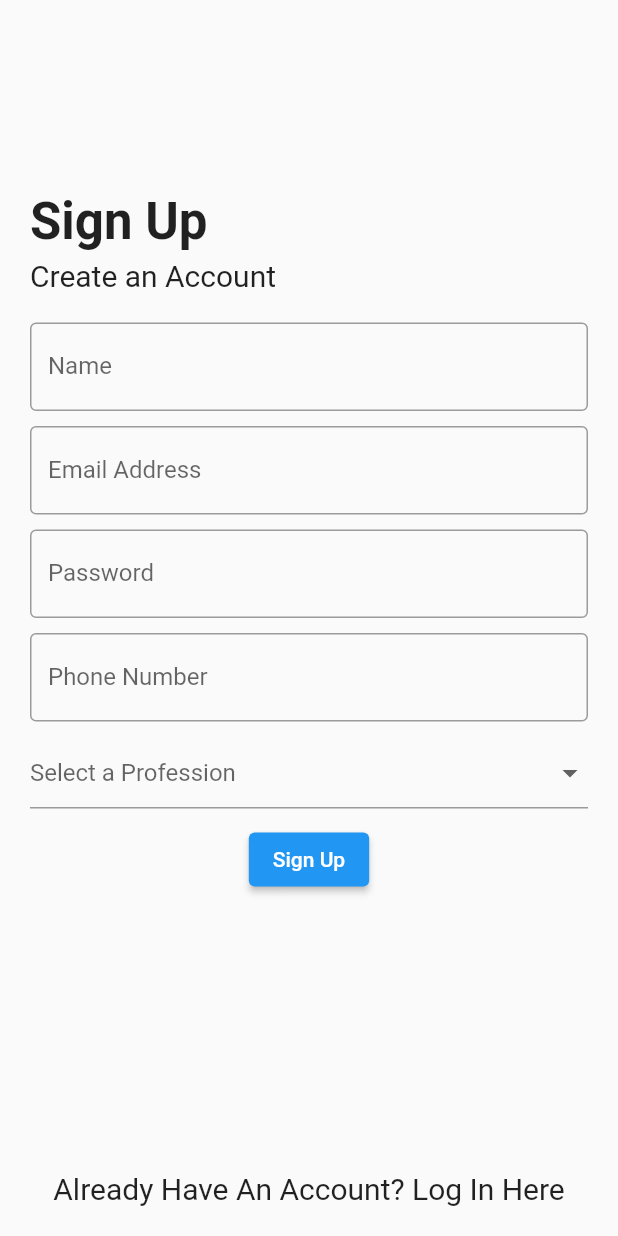
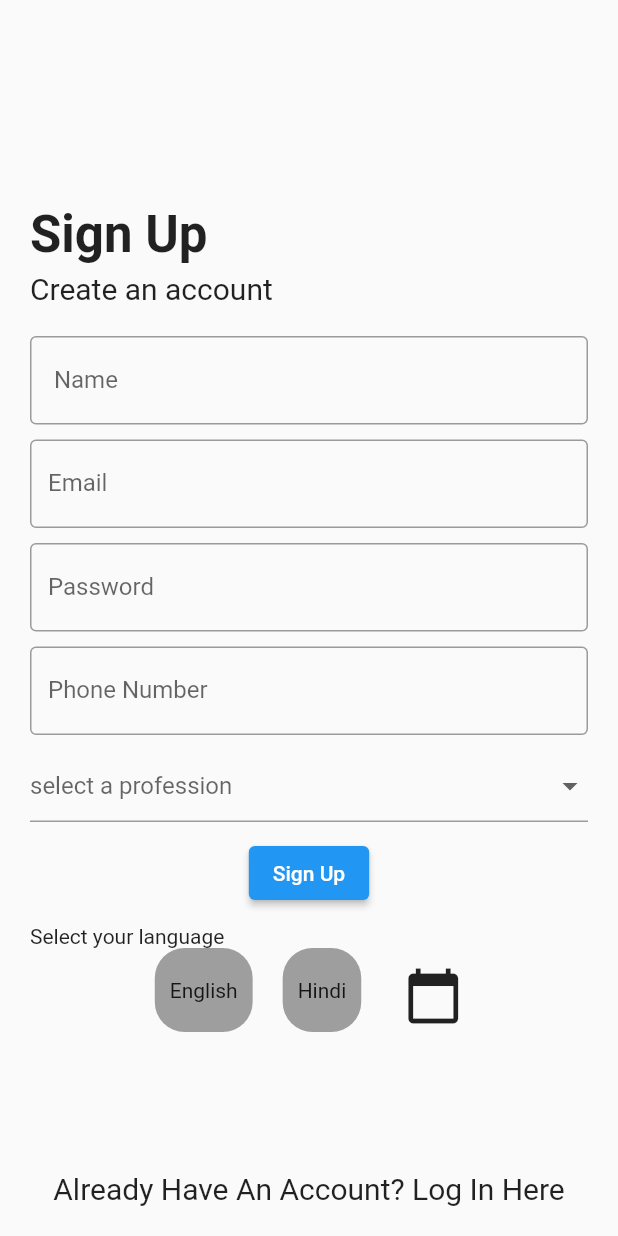
Before and after one commit to ayyyushhhhh/movies_app, a Flutter app: the screen it shows after launch, after a tap on "Sign In", after a tap on "Don't have an account? Sign Up Here", on a phone screen of 412 x 824 dp. Run offline on Flutter 3.47's test engine with Material 2 defaults, Android fonts, the phone set to English and light mode, and no system bars; our stand-ins replace easy_localization, sqflite; accounts and stored records are empty; network calls fail.

Commit message:
hindi language added

```diff
--- a/lib/main.dart
+++ b/lib/main.dart
@@ -1,9 +1,21 @@
+import 'package:easy_localization/easy_localization.dart';
 import 'package:flutter/material.dart';
 import 'package:movie_app/screens/SignIn_page.dart';
-import 'package:movie_app/screens/movies_page.dart';
+import 'package:movie_app/translations/codegen_loader.g.dart';
 
-void main() {
-  runApp(MyApp());
+Future<void> main() async {
+  WidgetsFlutterBinding.ensureInitialized();
+  await EasyLocalization.ensureInitialized();
+
+  runApp(
+    EasyLocalization(
+        supportedLocales: [Locale('en'), Locale('hi')],
+        path:
+            'assets/translations', // <-- change the path of the translation files
+        fallbackLocale: Locale('en'),
+        assetLoader: CodegenLoader(),
+        child: MyApp()),
+  );
 }
 
 class MyApp extends StatelessWidget {
@@ -11,11 +23,17 @@ class MyApp extends StatelessWidget {
   @override
   Widget build(BuildContext context) {
     return MaterialApp(
+      localizationsDelegates: context.localizationDelegates,
+      supportedLocales: context.supportedLocales,
+      locale: context.locale,
       title: 'Flutter Demo',
       debugShowCheckedModeBanner: false,
       theme: ThemeData(
         primarySwatch: Colors.blue,
       ),
+      routes: {
+        "SignInPage": (context) => SignInPage(),
+      },
       home: SignInPage(),
     );
   }
--- a/lib/screens/signUp_page.dart
+++ b/lib/screens/signUp_page.dart
@@ -2,6 +2,8 @@ import 'package:flutter/material.dart';
 import 'package:movie_app/database/database_helper.dart';
 import 'package:movie_app/model/user_data_model.dart';
 import 'package:movie_app/screens/SignIn_page.dart';
+import 'package:movie_app/translations/locale_keys_g.dart';
+import 'package:easy_localization/easy_localization.dart';
 
 class SignUpPage extends StatefulWidget {
   @override
@@ -20,7 +22,8 @@ class _SignUpPageState extends State<SignUpPage> {
   @override
   Widget build(BuildContext context) {
     return Scaffold(
-      body: Container(
+      body: SingleChildScrollView(
+        child: Container(
           padding: EdgeInsets.all(20),
           height: MediaQuery.of(context).size.height,
           width: MediaQuery.of(context).size.width,
@@ -29,14 +32,14 @@ class _SignUpPageState extends State<SignUpPage> {
             crossAxisAlignment: CrossAxisAlignment.start,
             children: [
               Text(
-              "Sign Up",
+                LocaleKeys.key_sign_up.tr(),
                 style: TextStyle(fontSize: 34, fontWeight: FontWeight.w700),
               ),
               SizedBox(
                 height: 5,
               ),
               Text(
-              "Create an Account",
+                LocaleKeys.key_create_an_account.tr(),
                 style: TextStyle(fontSize: 20),
               ),
               SizedBox(
@@ -53,7 +56,7 @@ class _SignUpPageState extends State<SignUpPage> {
                     TextFormField(
                       validator: (value) {
                         if (value == null || value.isEmpty) {
-                        return "Please tell us your name";
+                          return LocaleKeys.key_password_error.tr();
                         }
                         return null;
                       },
@@ -61,7 +64,8 @@ class _SignUpPageState extends State<SignUpPage> {
                         name = value;
                       },
                       decoration: InputDecoration(
-                        labelText: "Name", border: OutlineInputBorder()),
+                          labelText: LocaleKeys.key_name.tr(),
+                          border: OutlineInputBorder()),
                     ),
                     SizedBox(
                       height: 10,
@@ -69,7 +73,7 @@ class _SignUpPageState extends State<SignUpPage> {
                     TextFormField(
                       validator: (value) {
                         if (value == null || value.isEmpty) {
-                        return "Please fill your Email Address";
+                          return LocaleKeys.key_please_enter_valid_email.tr();
                         }
                         return null;
                       },
@@ -78,7 +82,7 @@ class _SignUpPageState extends State<SignUpPage> {
                       },
                       keyboardType: TextInputType.emailAddress,
                       decoration: InputDecoration(
-                        labelText: "Email Address",
+                          labelText: LocaleKeys.key_email.tr(),
                           //errorText: "Please fill your email address",
                           hintText: "name@example.com",
                           border: OutlineInputBorder()),
@@ -89,7 +93,7 @@ class _SignUpPageState extends State<SignUpPage> {
                     TextFormField(
                       validator: (value) {
                         if (value == null || value.isEmpty) {
-                        return "Create a Password";
+                          return LocaleKeys.key_password_error.tr();
                         }
                         return null;
                       },
@@ -98,7 +102,7 @@ class _SignUpPageState extends State<SignUpPage> {
                       },
                       obscureText: true,
                       decoration: InputDecoration(
-                        labelText: "Password",
+                          labelText: LocaleKeys.key_password.tr(),
                           //  errorText: "Create a passowrd",
                           border: OutlineInputBorder()),
                     ),
@@ -108,7 +112,7 @@ class _SignUpPageState extends State<SignUpPage> {
                     TextFormField(
                       validator: (value) {
                         if (value == null || value.isEmpty) {
-                        return "Please tell us your number";
+                          return LocaleKeys.key_phone_number_error.tr();
                         }
                         return null;
                       },
@@ -117,7 +121,7 @@ class _SignUpPageState extends State<SignUpPage> {
                       },
                       keyboardType: TextInputType.number,
                       decoration: InputDecoration(
-                        labelText: "Phone Number",
+                          labelText: LocaleKeys.key_phone_number.tr(),
                           //  errorText: "Please tell us your number",
                           border: OutlineInputBorder()),
                     ),
@@ -125,20 +129,22 @@ class _SignUpPageState extends State<SignUpPage> {
                       height: 10,
                     ),
                     DropdownButtonFormField<String>(
-                    hint: Text("Select a Profession"),
+                      hint: Text(LocaleKeys.key_profession.tr()),
                       validator: (value) {
                         if (value == "select") {
-                        return "Please Select the profession";
+                          return LocaleKeys.key_profession.tr();
                         }
                       },
                       items: [
-                      DropdownMenuItem(child: Text("Select"), value: "Select"),
+                        DropdownMenuItem(
+                            child: Text("Select"), value: "Select"),
                         DropdownMenuItem(
                             child: Text("Employee"), value: "Employee"),
                         DropdownMenuItem(
                             child: Text("Student"), value: "Student"),
                         DropdownMenuItem(
-                          child: Text("Civil Servant"), value: "Civil Servant"),
+                            child: Text("Civil Servant"),
+                            value: "Civil Servant"),
                         DropdownMenuItem(
                             child: Text("Teacher"), value: "Teacher"),
                       ],
@@ -165,28 +171,110 @@ class _SignUpPageState extends State<SignUpPage> {
                           number: number,
                           profession: profession);
                       await UserDatabase.instance.create(userData);
-                    Navigator.pop(context);
+                      _showPopUpMessage();
                     }
                   },
-                child: Text("Sign Up"),
+                  child: Text(LocaleKeys.key_sign_up.tr()),
                 ),
-            )
+              ),
+              SizedBox(
+                height: 10,
+              ),
+              Text("Select your language"),
+              Row(
+                mainAxisAlignment: MainAxisAlignment.center,
+                children: [
+                  GestureDetector(
+                    onTap: () async {
+                      await context.setLocale(Locale('en'));
+                      Navigator.pushReplacement(context,
+                          MaterialPageRoute(builder: (BuildContext context) {
+                        return SignUpPage();
+                      }));
+                    },
+                    child: Container(
+                      padding:
+                          EdgeInsets.symmetric(horizontal: 10, vertical: 20),
+                      decoration: BoxDecoration(
+                          borderRadius: BorderRadius.circular(20),
+                          color: Colors.grey),
+                      child: Text("English"),
+                    ),
+                  ),
+                  SizedBox(
+                    width: 20,
+                  ),
+                  GestureDetector(
+                    onTap: () async {
+                      await context.setLocale(Locale('hi'));
+                      Navigator.pushReplacement(context,
+                          MaterialPageRoute(builder: (BuildContext context) {
+                        return SignUpPage();
+                      }));
+                    },
+                    child: Container(
+                      padding:
+                          EdgeInsets.symmetric(horizontal: 10, vertical: 20),
+                      decoration: BoxDecoration(
+                          borderRadius: BorderRadius.circular(20),
+                          color: Colors.grey),
+                      child: Text("Hindi"),
+                    ),
+                  ),
+                  SizedBox(
+                    width: 20,
+                  ),
+                  IconButton(
+                      onPressed: () {
+                        showDatePicker(
+                          context: context,
+                          locale: context.locale,
+                          initialDate: DateTime.now(),
+                          firstDate: DateTime(2018),
+                          lastDate: DateTime(2030),
+                        );
+                      },
+                      icon: Icon(
+                        Icons.calendar_today,
+                        size: 40,
+                      )),
                 ],
+              ),
+            ],
+          ),
         ),
       ),
       bottomNavigationBar: Container(
         alignment: Alignment.bottomCenter,
         padding: EdgeInsets.symmetric(vertical: 20),
-        height: 100,
+        height: 80,
         child: GestureDetector(
             onTap: () {
               Navigator.pop(context);
             },
             child: Text(
-              "Already Have An Account? Log In Here",
+              LocaleKeys.key_already_have_account.tr(),
               style: TextStyle(fontSize: 20),
             )),
       ),
     );
   }
+
+  void _showPopUpMessage() {
+    showDialog(
+      context: context,
+      builder: (BuildContext context) {
+        return AlertDialog(
+          content: Text(LocaleKeys.key_registration_succesfull.tr()),
+          actions: [
+            TextButton(
+                onPressed: () {
+                  Navigator.popAndPushNamed(context, "SignInPage");
+                },
+                child: Text("OK")),
+          ],
+        );
+      },
+    );
   }
+}
--- /dev/null
+++ b/lib/translations/locale_keys_g.dart
@@ -0,0 +1,19 @@
+// DO NOT EDIT. This is code generated via package:easy_localization/generate.dart
+
+abstract class LocaleKeys {
+  static const key_password = 'key_password';
+  static const key_password_error = 'key_password_error';
+  static const key_email = 'key_email';
+  static const key_please_enter_valid_email = 'key_please_enter_valid_email';
+  static const key_name = 'key_name';
+  static const key_first_name = 'key_first_name';
+  static const key_enter_name = 'key_enter_name';
+  static const key_next = 'key_next';
+  static const key_sign_up = 'key_sign_up';
+  static const key_create_an_account = 'key_create_an_account';
+  static const key_phone_number = 'key_phone_number';
+  static const key_phone_number_error = 'key_phone_number_error';
+  static const key_profession = 'key_profession';
+  static const key_registration_succesfull = "key_registration_succesfull";
+  static const key_already_have_account = "key_already_have_account";
+}
```
Also changed, not shown: assets/translations/en.json (added, +20 -0 lines), assets/translations/hi.json (added, +18 -0 lines), lib/model/movie_container.dart (+32 -16 lines), pubspec.yaml (+7 -2 lines), lib/translations/codegen_loader.g.dart (added), pubspec.lock. Lines whose indentation alone changed are shown as unchanged.
